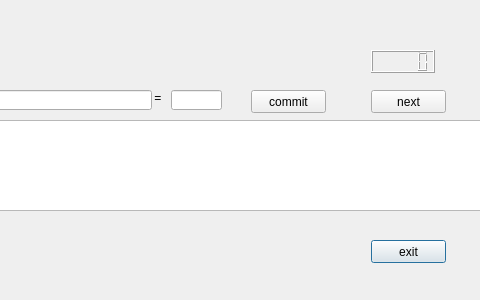
Before: the Qt Designer form UI/english.ui in whumashuai/QTcalgen, drawn with Qt 5; both pictures show x 369 to 849 and y 0 to 300 of the 849 by 300 pixel window.
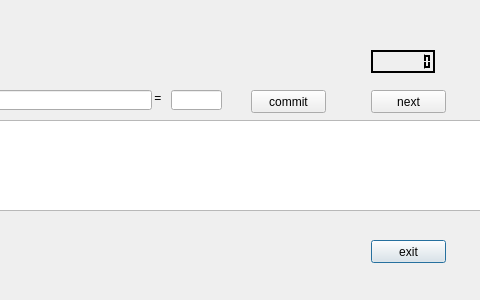
After: the same form once the commit is applied.

```diff
--- a/UI/english.ui
+++ b/UI/english.ui
@@ -121,6 +121,424 @@
      <height>23</height>
     </rect>
    </property>
+   <property name="palette">
+    <palette>
+     <active>
+      <colorrole role="WindowText">
+       <brush brushstyle="SolidPattern">
+        <color alpha="255">
+         <red>255</red>
+         <green>255</green>
+         <blue>255</blue>
+        </color>
+       </brush>
+      </colorrole>
+      <colorrole role="Button">
+       <brush brushstyle="SolidPattern">
+        <color alpha="255">
+         <red>0</red>
+         <green>0</green>
+         <blue>0</blue>
+        </color>
+       </brush>
+      </colorrole>
+      <colorrole role="Light">
+       <brush brushstyle="SolidPattern">
+        <color alpha="255">
+         <red>0</red>
+         <green>0</green>
+         <blue>0</blue>
+        </color>
+       </brush>
+      </colorrole>
+      <colorrole role="Midlight">
+       <brush brushstyle="SolidPattern">
+        <color alpha="255">
+         <red>0</red>
+         <green>0</green>
+         <blue>0</blue>
+        </color>
+       </brush>
+      </colorrole>
+      <colorrole role="Dark">
+       <brush brushstyle="SolidPattern">
+        <color alpha="255">
+         <red>0</red>
+         <green>0</green>
+         <blue>0</blue>
+        </color>
+       </brush>
+      </colorrole>
+      <colorrole role="Mid">
+       <brush brushstyle="SolidPattern">
+        <color alpha="255">
+         <red>0</red>
+         <green>0</green>
+         <blue>0</blue>
+        </color>
+       </brush>
+      </colorrole>
+      <colorrole role="Text">
+       <brush brushstyle="SolidPattern">
+        <color alpha="255">
+         <red>255</red>
+         <green>255</green>
+         <blue>255</blue>
+        </color>
+       </brush>
+      </colorrole>
+      <colorrole role="BrightText">
+       <brush brushstyle="SolidPattern">
+        <color alpha="255">
+         <red>255</red>
+         <green>255</green>
+         <blue>255</blue>
+        </color>
+       </brush>
+      </colorrole>
+      <colorrole role="ButtonText">
+       <brush brushstyle="SolidPattern">
+        <color alpha="255">
+         <red>255</red>
+         <green>255</green>
+         <blue>255</blue>
+        </color>
+       </brush>
+      </colorrole>
+      <colorrole role="Base">
+       <brush brushstyle="SolidPattern">
+        <color alpha="255">
+         <red>0</red>
+         <green>0</green>
+         <blue>0</blue>
+        </color>
+       </brush>
+      </colorrole>
+      <colorrole role="Window">
+       <brush brushstyle="SolidPattern">
+        <color alpha="255">
+         <red>0</red>
+         <green>0</green>
+         <blue>0</blue>
+        </color>
+       </brush>
+      </colorrole>
+      <colorrole role="Shadow">
+       <brush brushstyle="SolidPattern">
+        <color alpha="255">
+         <red>0</red>
+         <green>0</green>
+         <blue>0</blue>
+        </color>
+       </brush>
+      </colorrole>
+      <colorrole role="AlternateBase">
+       <brush brushstyle="SolidPattern">
+        <color alpha="255">
+         <red>0</red>
+         <green>0</green>
+         <blue>0</blue>
+        </color>
+       </brush>
+      </colorrole>
+      <colorrole role="ToolTipBase">
+       <brush brushstyle="SolidPattern">
+        <color alpha="255">
+         <red>255</red>
+         <green>255</green>
+         <blue>220</blue>
+        </color>
+       </brush>
+      </colorrole>
+      <colorrole role="ToolTipText">
+       <brush brushstyle="SolidPattern">
+        <color alpha="255">
+         <red>0</red>
+         <green>0</green>
+         <blue>0</blue>
+        </color>
+       </brush>
+      </colorrole>
+     </active>
+     <inactive>
+      <colorrole role="WindowText">
+       <brush brushstyle="SolidPattern">
+        <color alpha="255">
+         <red>255</red>
+         <green>255</green>
+         <blue>255</blue>
+        </color>
+       </brush>
+      </colorrole>
+      <colorrole role="Button">
+       <brush brushstyle="SolidPattern">
+        <color alpha="255">
+         <red>0</red>
+         <green>0</green>
+         <blue>0</blue>
+        </color>
+       </brush>
+      </colorrole>
+      <colorrole role="Light">
+       <brush brushstyle="SolidPattern">
+        <color alpha="255">
+         <red>0</red>
+         <green>0</green>
+         <blue>0</blue>
+        </color>
+       </brush>
+      </colorrole>
+      <colorrole role="Midlight">
+       <brush brushstyle="SolidPattern">
+        <color alpha="255">
+         <red>0</red>
+         <green>0</green>
+         <blue>0</blue>
+        </color>
+       </brush>
+      </colorrole>
+      <colorrole role="Dark">
+       <brush brushstyle="SolidPattern">
+        <color alpha="255">
+         <red>0</red>
+         <green>0</green>
+         <blue>0</blue>
+        </color>
+       </brush>
+      </colorrole>
+      <colorrole role="Mid">
+       <brush brushstyle="SolidPattern">
+        <color alpha="255">
+         <red>0</red>
+         <green>0</green>
+         <blue>0</blue>
+        </color>
+       </brush>
+      </colorrole>
+      <colorrole role="Text">
+       <brush brushstyle="SolidPattern">
+        <color alpha="255">
+         <red>255</red>
+         <green>255</green>
+         <blue>255</blue>
+        </color>
+       </brush>
+      </colorrole>
+      <colorrole role="BrightText">
+       <brush brushstyle="SolidPattern">
+        <color alpha="255">
+         <red>255</red>
+         <green>255</green>
+         <blue>255</blue>
+        </color>
+       </brush>
+      </colorrole>
+      <colorrole role="ButtonText">
+       <brush brushstyle="SolidPattern">
+        <color alpha="255">
+         <red>255</red>
+         <green>255</green>
+         <blue>255</blue>
+        </color>
+       </brush>
+      </colorrole>
+      <colorrole role="Base">
+       <brush brushstyle="SolidPattern">
+        <color alpha="255">
+         <red>0</red>
+         <green>0</green>
+         <blue>0</blue>
+        </color>
+       </brush>
+      </colorrole>
+      <colorrole role="Window">
+       <brush brushstyle="SolidPattern">
+        <color alpha="255">
+         <red>0</red>
+         <green>0</green>
+         <blue>0</blue>
+        </color>
+       </brush>
+      </colorrole>
+      <colorrole role="Shadow">
+       <brush brushstyle="SolidPattern">
+        <color alpha="255">
+         <red>0</red>
+         <green>0</green>
+         <blue>0</blue>
+        </color>
+       </brush>
+      </colorrole>
+      <colorrole role="AlternateBase">
+       <brush brushstyle="SolidPattern">
+        <color alpha="255">
+         <red>0</red>
+         <green>0</green>
+         <blue>0</blue>
+        </color>
+       </brush>
+      </colorrole>
+      <colorrole role="ToolTipBase">
+       <brush brushstyle="SolidPattern">
+        <color alpha="255">
+         <red>255</red>
+         <green>255</green>
+         <blue>220</blue>
+        </color>
+       </brush>
+      </colorrole>
+      <colorrole role="ToolTipText">
+       <brush brushstyle="SolidPattern">
+        <color alpha="255">
+         <red>0</red>
+         <green>0</green>
+         <blue>0</blue>
+        </color>
+       </brush>
+      </colorrole>
+     </inactive>
+     <disabled>
+      <colorrole role="WindowText">
+       <brush brushstyle="SolidPattern">
+        <color alpha="255">
+         <red>0</red>
+         <green>0</green>
+         <blue>0</blue>
+        </color>
+       </brush>
+      </colorrole>
+      <colorrole role="Button">
+       <brush brushstyle="SolidPattern">
+        <color alpha="255">
+         <red>0</red>
+         <green>0</green>
+         <blue>0</blue>
+        </color>
+       </brush>
+      </colorrole>
+      <colorrole role="Light">
+       <brush brushstyle="SolidPattern">
+        <color alpha="255">
+         <red>0</red>
+         <green>0</green>
+         <blue>0</blue>
+        </color>
+       </brush>
+      </colorrole>
+      <colorrole role="Midlight">
+       <brush brushstyle="SolidPattern">
+        <color alpha="255">
+         <red>0</red>
+         <green>0</green>
+         <blue>0</blue>
+        </color>
+       </brush>
+      </colorrole>
+      <colorrole role="Dark">
+       <brush brushstyle="SolidPattern">
+        <color alpha="255">
+         <red>0</red>
+         <green>0</green>
+         <blue>0</blue>
+        </color>
+       </brush>
+      </colorrole>
+      <colorrole role="Mid">
+       <brush brushstyle="SolidPattern">
+        <color alpha="255">
+         <red>0</red>
+         <green>0</green>
+         <blue>0</blue>
+        </color>
+       </brush>
+      </colorrole>
+      <colorrole role="Text">
+       <brush brushstyle="SolidPattern">
+        <color alpha="255">
+         <red>0</red>
+         <green>0</green>
+         <blue>0</blue>
+        </color>
+       </brush>
+      </colorrole>
+      <colorrole role="BrightText">
+       <brush brushstyle="SolidPattern">
+        <color alpha="255">
+         <red>255</red>
+         <green>255</green>
+         <blue>255</blue>
+        </color>
+       </brush>
+      </colorrole>
+      <colorrole role="ButtonText">
+       <brush brushstyle="SolidPattern">
+        <color alpha="255">
+         <red>0</red>
+         <green>0</green>
+         <blue>0</blue>
+        </color>
+       </brush>
+      </colorrole>
+      <colorrole role="Base">
+       <brush brushstyle="SolidPattern">
+        <color alpha="255">
+         <red>0</red>
+         <green>0</green>
+         <blue>0</blue>
+        </color>
+       </brush>
+      </colorrole>
+      <colorrole role="Window">
+       <brush brushstyle="SolidPattern">
+        <color alpha="255">
+         <red>0</red>
+         <green>0</green>
+         <blue>0</blue>
+        </color>
+       </brush>
+      </colorrole>
+      <colorrole role="Shadow">
+       <brush brushstyle="SolidPattern">
+        <color alpha="255">
+         <red>0</red>
+         <green>0</green>
+         <blue>0</blue>
+        </color>
+       </brush>
+      </colorrole>
+      <colorrole role="AlternateBase">
+       <brush brushstyle="SolidPattern">
+        <color alpha="255">
+         <red>0</red>
+         <green>0</green>
+         <blue>0</blue>
+        </color>
+       </brush>
+      </colorrole>
+      <colorrole role="ToolTipBase">
+       <brush brushstyle="SolidPattern">
+        <color alpha="255">
+         <red>255</red>
+         <green>255</green>
+         <blue>220</blue>
+        </color>
+       </brush>
+      </colorrole>
+      <colorrole role="ToolTipText">
+       <brush brushstyle="SolidPattern">
+        <color alpha="255">
+         <red>0</red>
+         <green>0</green>
+         <blue>0</blue>
+        </color>
+       </brush>
+      </colorrole>
+     </disabled>
+    </palette>
+   </property>
+   <property name="digitCount">
+    <number>8</number>
+   </property>
   </widget>
   <widget class="QLineEdit" name="lineEdit_3">
    <property name="geometry">
```
